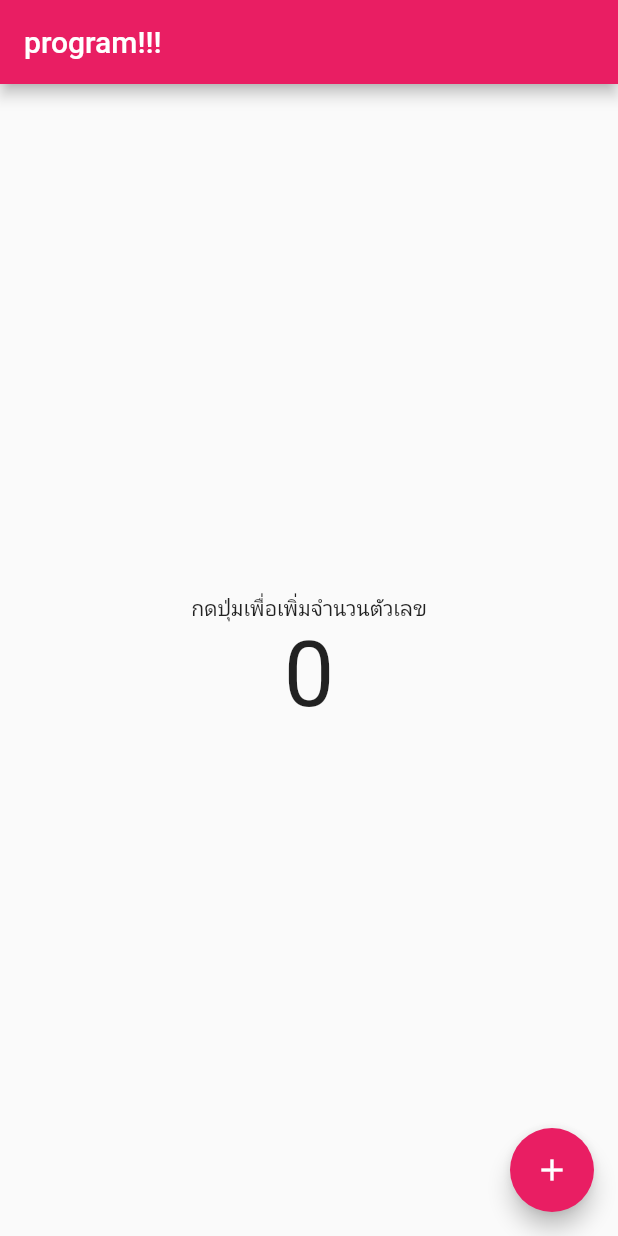
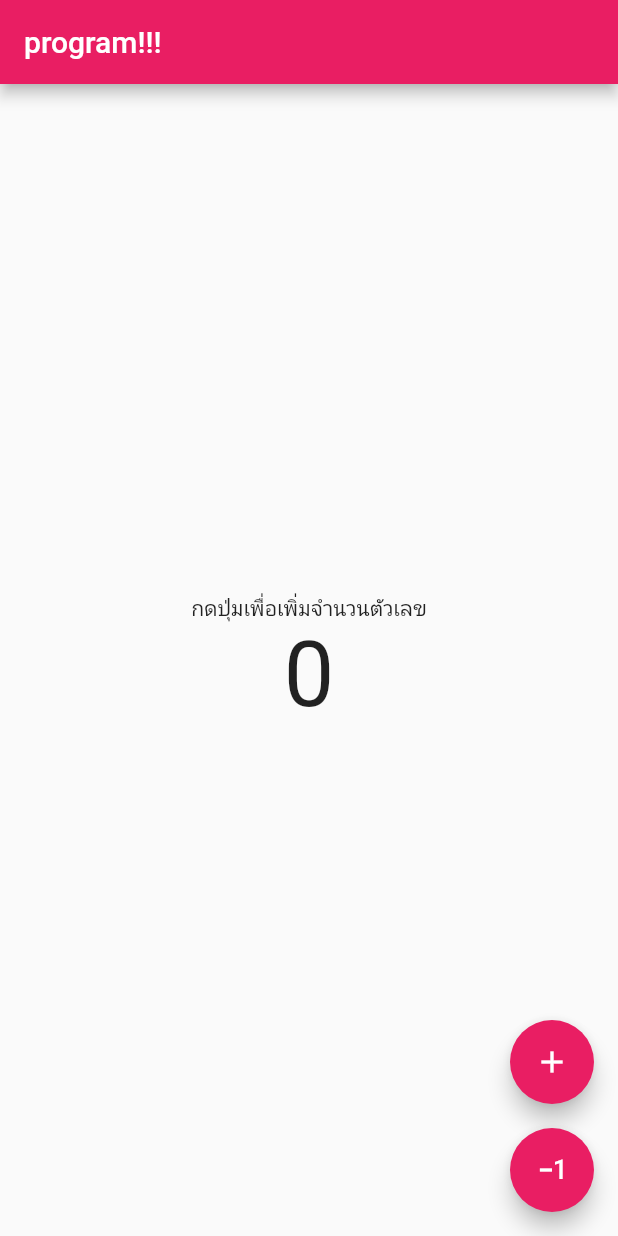
Before and after one commit to napassorn29/basic_flutter, a Flutter app: the screen it shows after launch, on a phone screen of 412 x 824 dp. Run offline on Flutter 3.47's test engine with Material 2 defaults, Android fonts, the light colour scheme and no system bars.

Commit message:
add 2 button for add and minus number

```diff
--- a/basic_flutter/basic_flutter/lib/main.dart
+++ b/basic_flutter/basic_flutter/lib/main.dart
@@ -52,14 +52,27 @@ class _MyHomePageState extends State<MyHomePage> {
           ),
         ]),
       ),
-      floatingActionButton: FloatingActionButton(
+      floatingActionButton: Column(
+        mainAxisAlignment: MainAxisAlignment.end,
+        children: [
+          FloatingActionButton(
             onPressed: () {
               setState(() {
                 number++;
               });
-          ;
             },
             child: Icon(Icons.add),
+          ),
+          SizedBox(height: 16), // Add some spacing between the buttons
+          FloatingActionButton(
+            onPressed: () {
+              setState(() {
+                number--;
+              });
+            },
+            child: Icon(Icons.exposure_minus_1),
+          ),
+        ],
       ),
     );
   }
```
Lines whose indentation alone changed are shown as unchanged.
